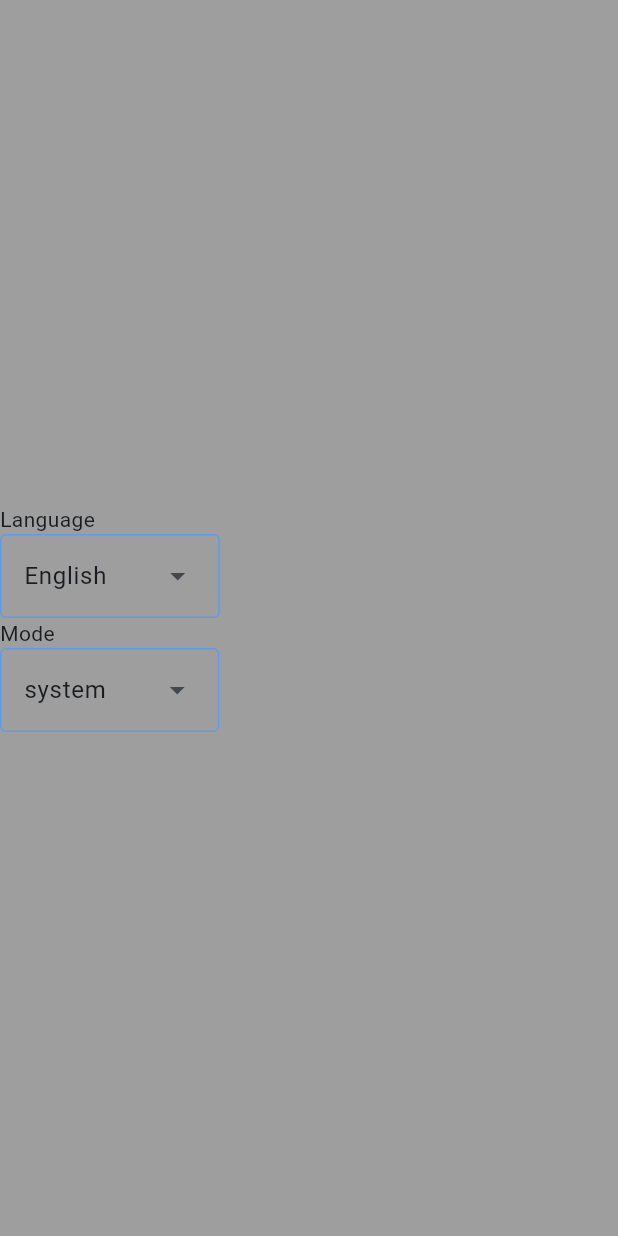
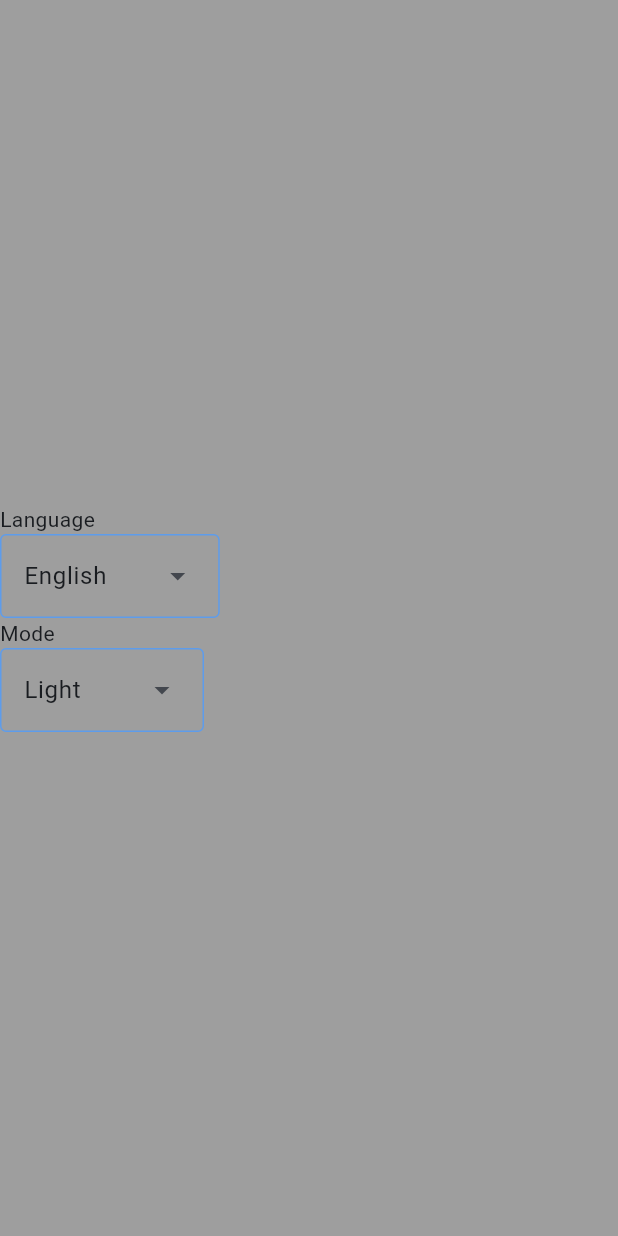
Before and after one commit to FatmaElhosary/todo_app, a Flutter app: the SettingsTab screen opened directly, on a phone screen of 412 x 824 dp. Run offline on Flutter 3.47's test engine with Material 3 defaults, Android fonts, the phone set to English and light mode, and no system bars; our stand-ins replace shared_preferences; accounts and stored records are empty; generated files the repository leaves out were written again.

Commit message:
finished theme-local-sharedPreference

```diff
--- a/lib/l10n/app_ar.arb
+++ b/lib/l10n/app_ar.arb
@@ -2,5 +2,10 @@
     "todo":"قائمة المهام",
     "language":"اللغة",
     "mode":"تغيير الألوان",
-    "settings":"الإعدادات"
+    "settings":"الإعدادات",
+    "dark":"مظلم",
+    "light":"مضىء",
+    "system":"النظام",
+    "arabic":"اللغة العربية",
+    "english":"اللغة الإنجليزية"
 }
--- a/lib/l10n/app_en.arb
+++ b/lib/l10n/app_en.arb
@@ -2,5 +2,10 @@
     "todo":"To Do List",
     "language":"Language",
     "mode":"Mode",
-    "settings":"Settings"
+    "settings":"Settings",
+    "dark":"Dark",
+    "light":"Light",
+    "system":"System",
+    "arabic":"Arabic",
+    "english":"English"
 }
--- a/lib/main.dart
+++ b/lib/main.dart
@@ -25,13 +25,13 @@ class TodoApp extends StatelessWidget {
         theme: AppTheme.lightTheme,
         darkTheme: AppTheme.darkTheme,
         themeMode: provier.appTheme,
-        /*  routes: {
+         routes: {
           HomeScreen.routeName: (_) => const HomeScreen(),
-        }, */
+        },
         localizationsDelegates: AppLocalizations.localizationsDelegates,
         supportedLocales: AppLocalizations.supportedLocales,
         locale: Locale(provier.appLanguage),
-        home: SettingsTab(),
+
       );
     });
   }
--- a/lib/tabs/settings_tab/language_drop_down.dart
+++ b/lib/tabs/settings_tab/language_drop_down.dart
@@ -2,9 +2,11 @@ import 'package:flutter/material.dart';
 import 'package:provider/provider.dart';
 import 'package:todo_app/providers/settings_provider.dart';
 
+import 'package:flutter_gen/gen_l10n/app_localizations.dart';
+
 enum LanguageLabel {
-  english('English', 'en'),
-  arabic('Arabic', 'ar');
+  english('english', 'en'),
+  arabic('arabic', 'ar');
 
   const LanguageLabel(this.label, this.language);
   final String label;
@@ -16,7 +18,12 @@ class DropDownLanguage extends StatelessWidget {
 
   @override
   Widget build(BuildContext context) {
+    AppLocalizations appLocal = AppLocalizations.of(context)!;
     SettingsProvider provider = Provider.of<SettingsProvider>(context);
+    final languages = {
+      "english": appLocal.english,
+      "arabic": appLocal.arabic,
+    };
     return DropdownMenu<LanguageLabel>(
       initialSelection: provider.appLanguage == 'en'
           ? LanguageLabel.english
@@ -30,7 +37,10 @@ class DropDownLanguage extends StatelessWidget {
           .map<DropdownMenuEntry<LanguageLabel>>((LanguageLabel lang) {
         return DropdownMenuEntry(
           value: lang,
-          label: lang.label,
+          //lang.label
+          label: languages.entries
+              .firstWhere((element) => element.key == lang.label)
+              .value,
           style: MenuItemButton.styleFrom(
               //foregroundtheme: Color(0xfffffff),
               ),
--- a/lib/tabs/settings_tab/theme_drop_down.dart
+++ b/lib/tabs/settings_tab/theme_drop_down.dart
@@ -1,37 +1,38 @@
 import 'package:flutter/material.dart';
 import 'package:provider/provider.dart';
 import 'package:todo_app/providers/settings_provider.dart';
+import 'package:flutter_gen/gen_l10n/app_localizations.dart';
 
-enum ThemeLabel {
-  light('light', ThemeMode.light),
-  dark('dark', ThemeMode.dark),
-  system('system', ThemeMode.system);
-
-  const ThemeLabel(this.label, this.mode);
+class ThemeLabel {
+  const ThemeLabel({required this.label, required this.mode});
   final String label;
   final ThemeMode mode;
 }
 
 class DropDownSettings extends StatelessWidget {
-const  DropDownSettings({super.key});
+  const DropDownSettings({super.key});
 
   @override
   Widget build(BuildContext context) {
     SettingsProvider provider = Provider.of<SettingsProvider>(context);
-    return DropdownMenu(
-      initialSelection: provider.currentMode == ThemeMode.light
-          ? ThemeLabel.light
-          : provider.currentMode == ThemeMode.dark
-              ? ThemeLabel.dark
-              : ThemeLabel.system,
+    AppLocalizations appLocal = AppLocalizations.of(context)!;
+    final themes = [
+      ThemeLabel(label: appLocal.light, mode: ThemeMode.light),
+      ThemeLabel(label: appLocal.dark, mode: ThemeMode.dark),
+      ThemeLabel(label: appLocal.light, mode: ThemeMode.system)
+    ];
+
+    return DropdownMenu<ThemeLabel>(
+      initialSelection:
+          themes.firstWhere((theme) => theme.mode == provider.currentMode),
       onSelected: (theme) => {
         if (theme != null) {provider.changeAppTheme(theme.mode)}
       },
-      dropdownMenuEntries: ThemeLabel.values
-          .map<DropdownMenuEntry<ThemeLabel>>((ThemeLabel theme) {
+      dropdownMenuEntries:
+          themes.map<DropdownMenuEntry<ThemeLabel>>((ThemeLabel theme) {
         return DropdownMenuEntry(
           value: theme,
-          label: theme.label,
+          label: theme.label, //theme.label,
           style: MenuItemButton.styleFrom(
               //foregroundtheme: Color(0xfffffff),
               ),
```
Also changed, not shown: 1 other file.
